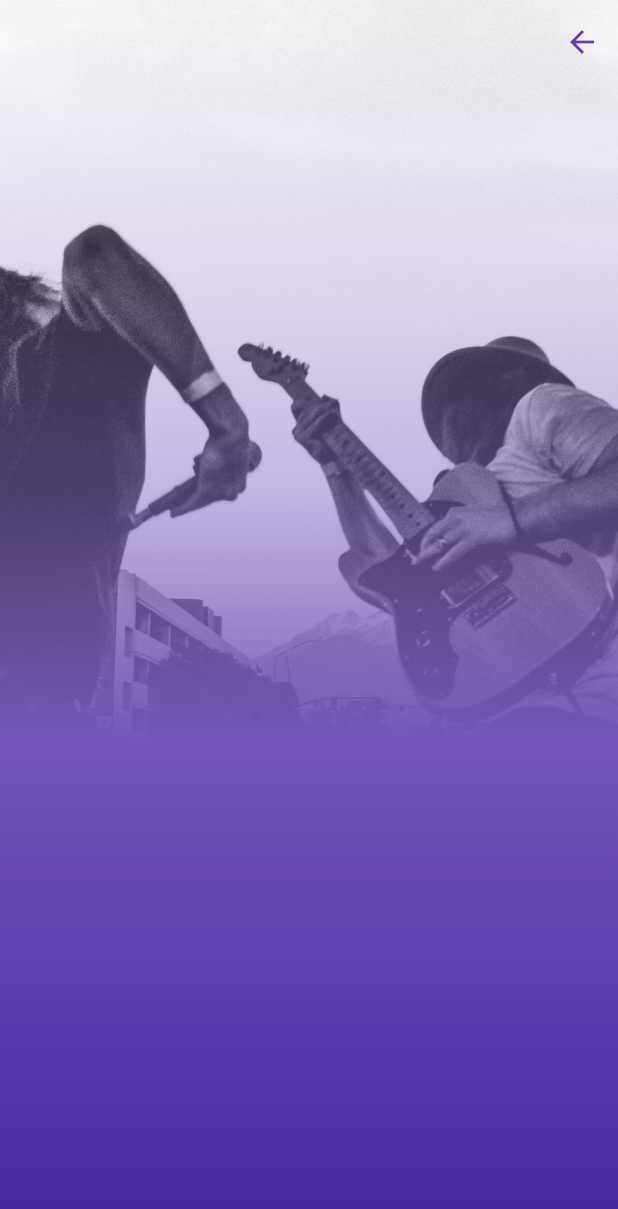
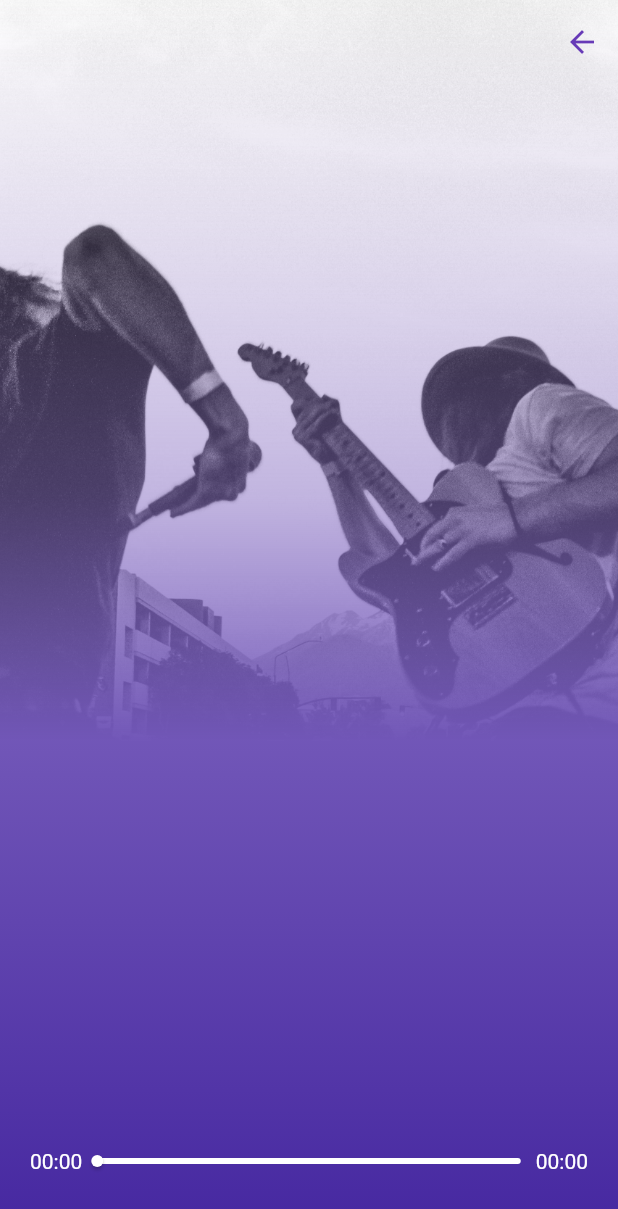
Before and after one commit to katsuxD/120_Days_Code_And_Design_To_Get_A_Job, a Flutter app: the SongScreen screen opened by its route, on a phone screen of 412 x 824 dp. Shown: the top 1209 px of the screen. Run offline on Flutter 3.47's test engine with Material 2 defaults, Android fonts, the phone set to English and light mode, and no system bars; our stand-ins replace dio, geocoding, geolocator, get, go_router, google_fonts and 3 more; network calls fail.

Commit message:
update seekbar.dart, which is progress bar control song duration

```diff
--- a/Day 21 to 30/Day23/music_app_leaning/lib/screens/song_screen.dart
+++ b/Day 21 to 30/Day23/music_app_leaning/lib/screens/song_screen.dart
@@ -65,9 +65,46 @@ class _SongScreenState extends State<SongScreen> {
               song.backgroundUrl,
               fit: BoxFit.cover,
             ),
-            const _BackgroundFilter()
+            const _BackgroundFilter(),
+            MusicPLayer(
+                seekBarDataStream: _seekBarDataStream, audioPlayer: audioPlayer)
           ],
         ));
+  }
+}
+
+class MusicPLayer extends StatelessWidget {
+  const MusicPLayer({
+    Key? key,
+    required Stream<SeekBarData> seekBarDataStream,
+    required this.audioPlayer,
+  })  : _seekBarDataStream = seekBarDataStream,
+        super(key: key);
+
+  final Stream<SeekBarData> _seekBarDataStream;
+  final AudioPlayer audioPlayer;
+
+  @override
+  Widget build(BuildContext context) {
+    return Padding(
+      padding: const EdgeInsets.symmetric(horizontal: 20, vertical: 40),
+      child: Column(
+        mainAxisAlignment: MainAxisAlignment.end,
+        crossAxisAlignment: CrossAxisAlignment.start,
+        children: [
+          StreamBuilder<SeekBarData>(
+              stream: _seekBarDataStream,
+              builder: (context, snapshot) {
+                final positionData = snapshot.data;
+                return SeekBar(
+                  position: positionData?.position ?? Duration.zero,
+                  duration: positionData?.duration ?? Duration.zero,
+                  onChanged: audioPlayer.seek,
+                );
+              }),
+        ],
+      ),
+    );
   }
 }
 
--- /dev/null
+++ b/Day 21 to 30/Day23/music_app_leaning/lib/widgets/seekbar.dart
@@ -0,0 +1,101 @@
+import 'dart:math';
+
+import 'package:flutter/material.dart';
+
+class SeekBarData {
+  final Duration? position;
+  final Duration? duration;
+  SeekBarData({
+    this.position,
+    this.duration,
+  });
+}
+
+class SeekBar extends StatefulWidget {
+  final Duration position;
+  final Duration duration;
+  final ValueChanged<Duration>? onChanged;
+  final ValueChanged<Duration>? onChangedEnd;
+
+  const SeekBar(
+      {super.key,
+      required this.position,
+      required this.duration,
+      this.onChanged,
+      this.onChangedEnd});
+
+  @override
+  State<SeekBar> createState() => _SeekBarState();
+}
+
+class _SeekBarState extends State<SeekBar> {
+  double? _dragValue;
+
+  String _formatDuration(Duration? duration) {
+    if (duration == null) {
+      return '--:--';
+    } else {
+      String minutes = duration.inMinutes.toString().padLeft(2, '0');
+      String seconds =
+          duration.inSeconds.remainder(60).toString().padLeft(2, '0');
+      return '$minutes:$seconds';
+    }
+  }
+
+  @override
+  Widget build(BuildContext context) {
+    return Row(
+      children: [
+        Text(_formatDuration(widget.position)),
+        Expanded(
+          child: SliderTheme(
+            data: SliderTheme.of(context).copyWith(
+                trackHeight: 4,
+                thumbShape: const RoundSliderThumbShape(
+                  disabledThumbRadius: 4,
+                  enabledThumbRadius: 4,
+                ),
+                overlayShape: const RoundSliderOverlayShape(
+                  overlayRadius: 10,
+                ),
+                activeTrackColor: Colors.white.withOpacity(0.2),
+                inactiveTrackColor: Colors.white,
+                thumbColor: Colors.white,
+                overlayColor: Colors.white),
+            child: Slider(
+              min: 0.0,
+              max: widget.duration.inMilliseconds.toDouble(),
+              value: min(
+                _dragValue ?? widget.position.inMilliseconds.toDouble(),
+                widget.duration.inMilliseconds.toDouble(),
+              ),
+              onChanged: (value) {
+                setState(() {
+                  _dragValue = value;
+                });
+                if (widget.onChanged != null) {
+                  widget.onChanged!(
+                    Duration(
+                      milliseconds: value.round(),
+                    ),
+                  );
+                }
+              },
+              onChangeEnd: ((value) {
+                if (widget.onChangedEnd != null) {
+                  widget.onChanged!(
+                    Duration(
+                      milliseconds: value.round(),
+                    ),
+                  );
+                }
+                _dragValue = null;
+              }),
+            ),
+          ),
+        ),
+        Text(_formatDuration(widget.duration)),
+      ],
+    );
+  }
+}
```
Also changed, not shown: Day 21 to 30/Day23/music_app_leaning/lib/widgets/playlist_card.dart (added, +73 -0 lines), Day 21 to 30/Day23/music_app_leaning/lib/widgets/section_header.dart (added, +34 -0 lines), Day 21 to 30/Day23/music_app_leaning/lib/widgets/song_card.dart (added, +78 -0 lines).
